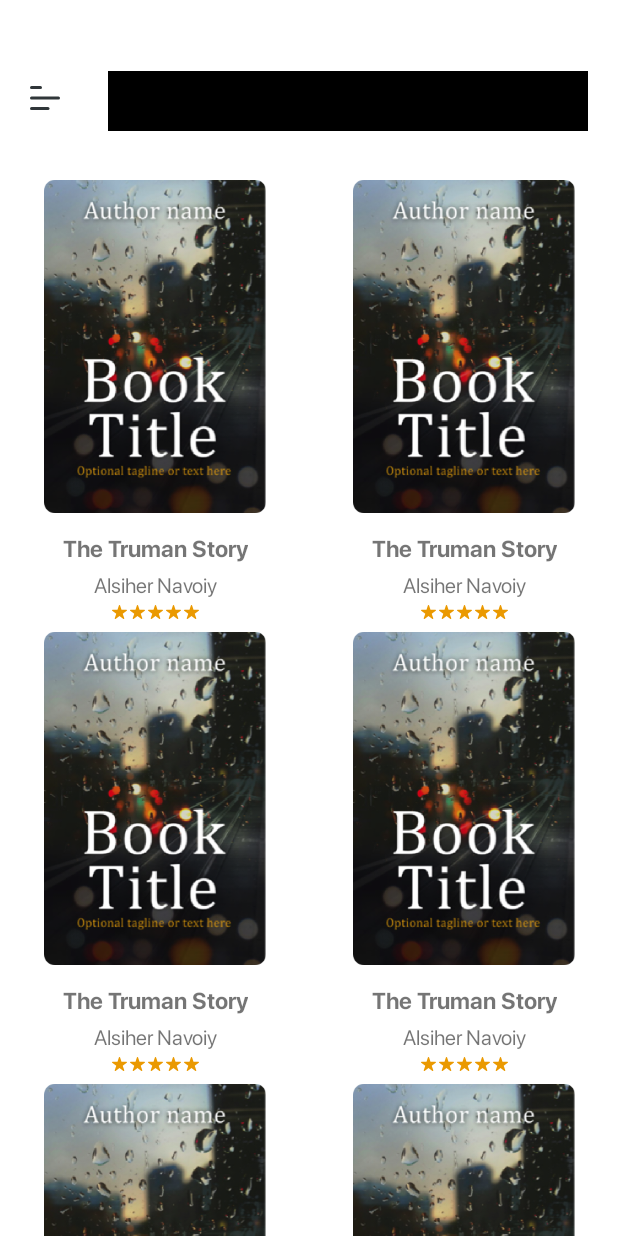
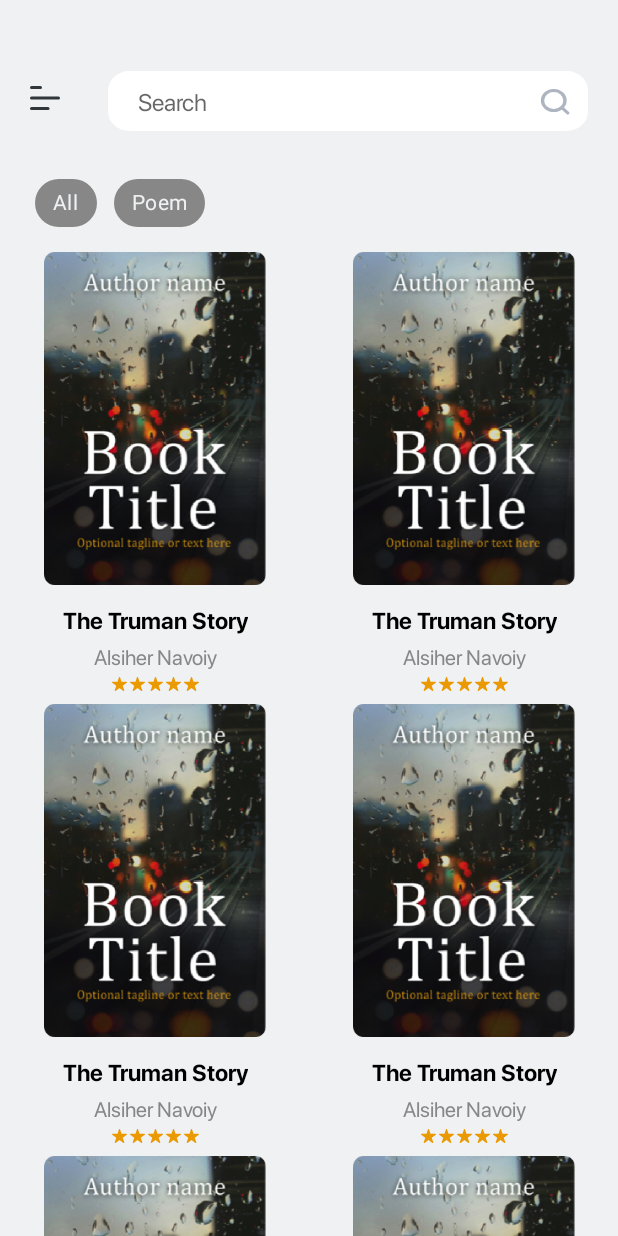
Before and after one commit to Omadzze/book, an Android app: the layout activity_main.xml on its own in the app's theme, with its tools: preview values and no code run, on a phone screen of 412 x 824 dp. Run offline under Robolectric (Android 15) with nearby library versions, the phone set to English and light mode, and no system bars.

Commit message:
Working Project

```diff
--- a/app/src/main/java/com/omaddev/read/model/Books.kt
+++ b/app/src/main/java/com/omaddev/read/model/Books.kt
@@ -10,8 +10,8 @@ class Books {
     var author: String? = null
     var fileName: String? = null
     var file: String? = null
-//    var rating: Double? = null
-//    var poem: Boolean? = null
+    var rating: Double? = null
+    var poem: String? = null
 //    var gazelees: Boolean? = null
 //    var hamsa: Boolean? = null
 
--- /dev/null
+++ b/app/src/main/res/color/text_color_chip_state_lis.xml
@@ -0,0 +1,7 @@
+<?xml version="1.0" encoding="utf-8"?>
+<selector xmlns:android="http://schemas.android.com/apk/res/android">
+    <item android:state_checked="true"
+        android:color="@color/orange" />
+    <item android:state_checked="false"
+        android:color="@color/authorText" />
+</selector>
--- /dev/null
+++ b/app/src/main/res/drawable/ic_search.xml
@@ -0,0 +1,23 @@
+<vector xmlns:android="http://schemas.android.com/apk/res/android"
+    android:width="285dp"
+    android:height="40dp"
+    android:viewportWidth="285"
+    android:viewportHeight="40">
+  <path
+      android:pathData="M13,0L272,0A13,13 0,0 1,285 13L285,27A13,13 0,0 1,272 40L13,40A13,13 0,0 1,0 27L0,13A13,13 0,0 1,13 0z"
+      android:fillColor="#fff"/>
+  <path
+      android:pathData="M264.667,19.667m-6.667,0a6.667,6.667 0,1 1,13.334 0a6.667,6.667 0,1 1,-13.334 0"
+      android:strokeLineJoin="round"
+      android:strokeWidth="2"
+      android:fillColor="#00000000"
+      android:strokeColor="#aeb5c0"
+      android:strokeLineCap="round"/>
+  <path
+      android:pathData="M273,28 L269.375,24.375"
+      android:strokeLineJoin="round"
+      android:strokeWidth="2"
+      android:fillColor="#00000000"
+      android:strokeColor="#aeb5c0"
+      android:strokeLineCap="round"/>
+</vector>
--- a/app/src/main/res/layout/activity_main.xml
+++ b/app/src/main/res/layout/activity_main.xml
@@ -4,10 +4,11 @@
     xmlns:app="http://schemas.android.com/apk/res-auto"
     xmlns:tools="http://schemas.android.com/tools"
     android:layout_width="match_parent"
-    android:layout_height="match_parent">
+    android:layout_height="match_parent"
+    android:background="@color/bgColor">
 
     <ImageView
-        android:id="@+id/imageView"
+        android:id="@+id/hamburgerButton"
         android:layout_width="wrap_content"
         android:layout_height="wrap_content"
         android:layout_marginStart="20dp"
@@ -16,16 +17,21 @@
         app:layout_constraintTop_toTopOf="parent"
         app:srcCompat="@drawable/ic_menu_button" />
 
-    <SearchView
+    <EditText
         android:id="@+id/searchView"
         android:layout_width="0dp"
         android:layout_height="40dp"
         android:layout_marginStart="32dp"
         android:layout_marginTop="47dp"
         android:layout_marginEnd="20dp"
-        android:background="@color/black"
+        android:background="@drawable/ic_search"
+        android:paddingLeft="20dp"
+        android:hint="Search"
+        android:textColor="@color/text"
+        android:fontFamily="@font/sfprodisplay_regular"
+        android:textSize="16sp"
         app:layout_constraintEnd_toEndOf="parent"
-        app:layout_constraintStart_toEndOf="@+id/imageView"
+        app:layout_constraintStart_toEndOf="@+id/hamburgerButton"
         app:layout_constraintTop_toTopOf="parent" />
 
     <com.google.android.material.chip.ChipGroup
@@ -38,8 +44,30 @@
         app:layout_constraintEnd_toEndOf="parent"
         app:layout_constraintStart_toStartOf="parent"
         app:layout_constraintTop_toBottomOf="@+id/searchView"
-        app:singleSelection="true">
+        app:singleSelection="true"
+        app:singleLine="true">
 
+        <com.google.android.material.chip.Chip
+            android:id="@+id/chipAll"
+            android:layout_width="wrap_content"
+            android:layout_height="wrap_content"
+            android:text="All"
+            android:textColor="@color/bgColor"
+            style="@style/Widget.MaterialComponents.Chip.Choice"
+            app:checkedIconVisible="true"
+            app:checkedIconTint="@color/white"
+            app:chipBackgroundColor="@color/text_color_chip_state_lis" />
+
+        <com.google.android.material.chip.Chip
+            android:id="@+id/chipPoem"
+            android:layout_width="wrap_content"
+            android:layout_height="wrap_content"
+            android:text="Poem"
+            android:textColor="@color/bgColor"
+            style="@style/Widget.MaterialComponents.Chip.Choice"
+            app:checkedIconVisible="true"
+            app:checkedIconTint="@color/white"
+            app:chipBackgroundColor="@color/text_color_chip_state_lis" />
     </com.google.android.material.chip.ChipGroup>
 
     <androidx.recyclerview.widget.RecyclerView
--- a/app/src/main/res/layout/grid_view_item.xml
+++ b/app/src/main/res/layout/grid_view_item.xml
@@ -25,6 +25,7 @@
         android:gravity="center_horizontal"
         android:textAlignment="center"
         android:textSize="15sp"
+        android:textColor="@color/titleText"
         app:layout_constraintEnd_toEndOf="@+id/thumbnailImage"
         app:layout_constraintStart_toStartOf="@+id/thumbnailImage"
         app:layout_constraintTop_toBottomOf="@+id/thumbnailImage"
@@ -39,6 +40,7 @@
         android:gravity="center_horizontal"
         android:textAlignment="center"
         android:textSize="14sp"
+        android:textColor="@color/authorText"
         app:layout_constraintEnd_toEndOf="@+id/titleBook"
         app:layout_constraintStart_toStartOf="@+id/titleBook"
         app:layout_constraintTop_toBottomOf="@+id/titleBook"
--- a/app/src/main/res/values-night/themes.xml
+++ /dev/null
@@ -1,16 +0,0 @@
-<resources xmlns:tools="http://schemas.android.com/tools">
-    <!-- Base application theme. -->
-    <style name="Theme.Read" parent="Theme.MaterialComponents.DayNight.NoActionBar">
-        <!-- Primary brand color. -->
-        <item name="colorPrimary">@color/purple_200</item>
-        <item name="colorPrimaryVariant">@color/purple_200</item>
-        <item name="colorOnPrimary">@color/black</item>
-        <!-- Secondary brand color. -->
-        <item name="colorSecondary">@color/teal_200</item>
-        <item name="colorSecondaryVariant">@color/teal_200</item>
-        <item name="colorOnSecondary">@color/black</item>
-        <!-- Status bar color. -->
-        <item name="android:statusBarColor" tools:targetApi="l">?attr/colorPrimaryVariant</item>
-        <!-- Customize your theme here. -->
-    </style>
-</resources>
--- a/app/src/main/res/values/colors.xml
+++ b/app/src/main/res/values/colors.xml
@@ -9,4 +9,7 @@
     <color name="white">#FFFFFFFF</color>
     <color name="orange">#EA9901</color>
     <color name="bgColor">#EFF1F3</color>
+    <color name="titleText">#000000</color>
+    <color name="authorText">#878787</color>
+    <color name="text">#1A1A1A</color>
 </resources>
--- a/app/src/main/res/values/themes.xml
+++ b/app/src/main/res/values/themes.xml
@@ -1,6 +1,6 @@
 <resources xmlns:tools="http://schemas.android.com/tools">
     <!-- Base application theme. -->
-    <style name="Theme.Read" parent="Theme.MaterialComponents.DayNight.NoActionBar">
+    <style name="Theme.Read" parent="Theme.MaterialComponents.Light.NoActionBar">
         <!-- Primary brand color. -->
         <item name="colorPrimary">@color/purple_200</item>
         <item name="colorPrimaryVariant">@color/purple_200</item>
@@ -13,4 +13,5 @@
         <item name="android:statusBarColor" tools:targetApi="l">?attr/colorPrimaryVariant</item>
         <!-- Customize your theme here. -->
     </style>
+
 </resources>
```
Also changed, not shown: app/src/main/java/com/omaddev/read/BooksAdapter.kt (+8 -0 lines), app/src/main/java/com/omaddev/read/DetailActivity.kt (+12 -0 lines), app/src/main/java/com/omaddev/read/MainActivity.kt (+39 -16 lines), app/src/main/res/drawable/ic_five_star_detail.xml (added, +41 -0 lines), app/src/main/res/drawable/ic_three_star.xml (deleted, +0 -25 lines), app/src/main/res/drawable/ic_two_star.xml (deleted, +0 -25 lines), app/src/main/res/layout/fragment_detail.xml (+10 -3 lines).
